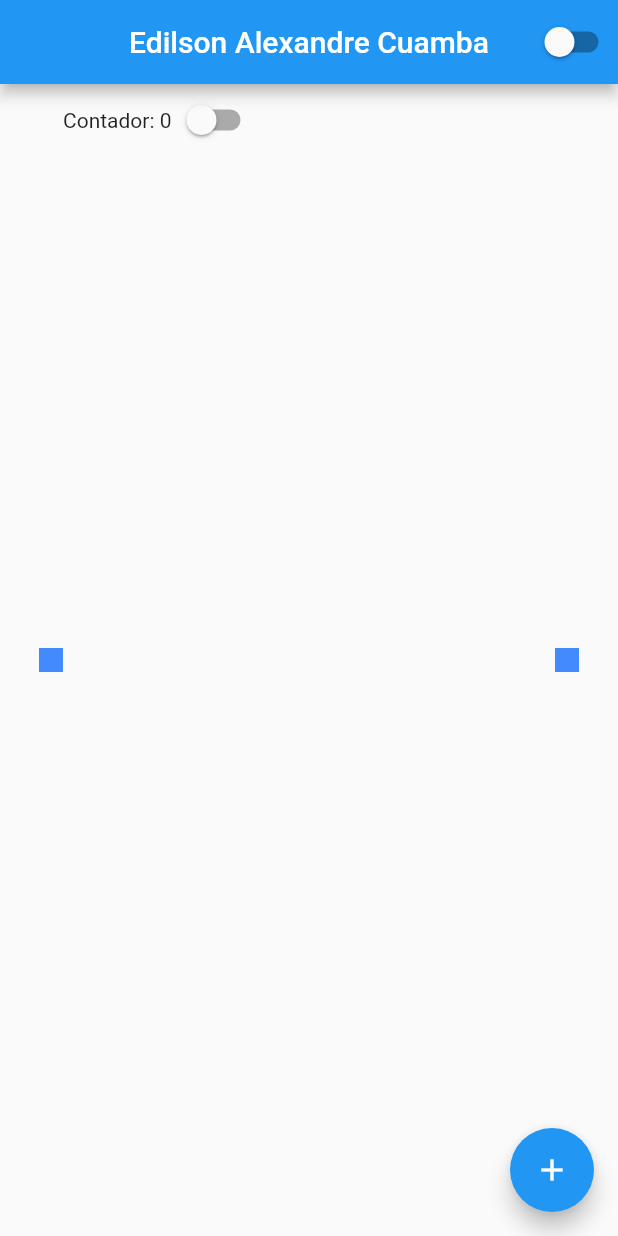
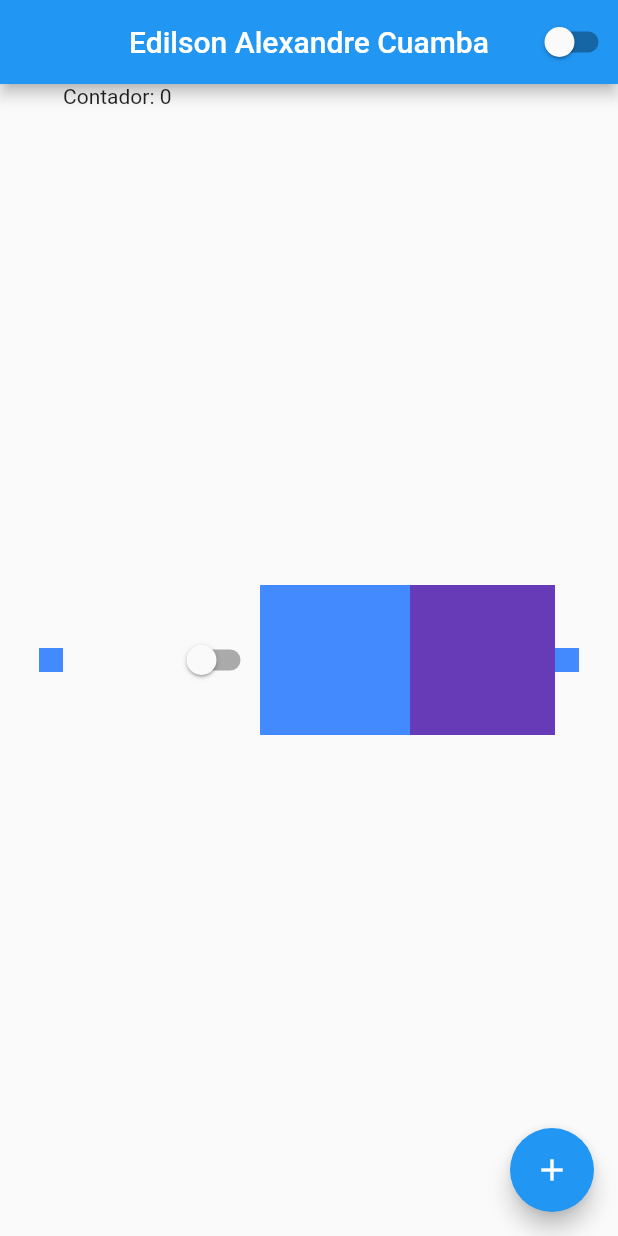
Before and after one commit to EACUAMBA/curso-de-flutter-by-flutterando, a Flutter app: the screen it shows after launch, on a phone screen of 412 x 824 dp. Run offline on Flutter 3.47's test engine with Material 2 defaults, Android fonts, the phone set to English and light mode, and no system bars.

Commit message:
16. Listview: Podemos usar a Listview para colocar muitos objectos que possam sobre sair na tela do usuario, assim ele pode criar um scroll seja horizontal ou vertical para o ususario poder ver todo o conteúdo.

```diff
--- a/lib/home_page.dart
+++ b/lib/home_page.dart
@@ -32,13 +32,23 @@ class HomePageState extends State<HomePage> {
             mainAxisAlignment: MainAxisAlignment.center,
             children: [
               Container(width: 16, height: 16, color: Colors.blueAccent),
-              Container(
-                width: 400-72,
-                child: Column(
-                  //Alinhamento vertical
-                  // mainAxisAlignment: MainAxisAlignment.center,
-                  children: [Row(children: [Text("Contador: $count"), DarkThemeSwitch()],)],
-                ),
+              SizedBox(
+                  width: 400 - 72,
+                  child: ListView(
+                    scrollDirection: Axis.horizontal,
+                    children: [Text("Contador: $count"), DarkThemeSwitch(),
+                      Align(child: Container(width: 100, height: 100, color: Colors.blueAccent),),
+                      Align(child: Container(width: 100, height: 100, color: Colors.deepPurple)),
+                      Align(child: Container(width: 100, height: 100, color: Colors.blueAccent),),
+                      Align(child: Container(width: 100, height: 100, color: Colors.deepPurple)),
+                      Align(child: Container(width: 100, height: 100, color: Colors.blueAccent),),
+                      Align(child: Container(width: 100, height: 100, color: Colors.deepPurple)),
+                      Align(child: Container(width: 100, height: 100, color: Colors.blueAccent),),
+                      Align(child: Container(width: 100, height: 100, color: Colors.deepPurple)),
+
+
+                    ],
+                  )
               ),
               Container(width: 16, height: 16, color: Colors.blueAccent),
             ],
```
